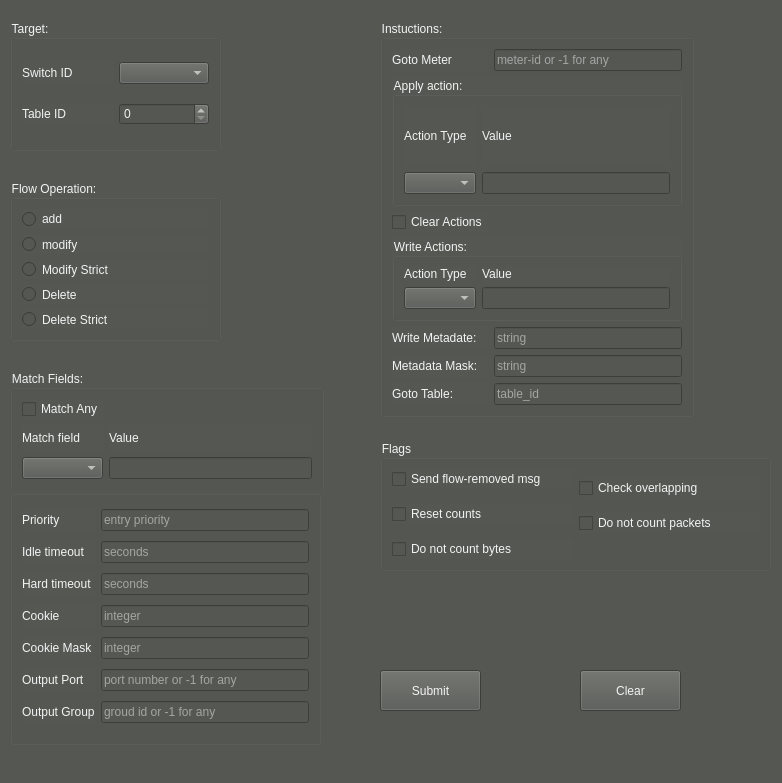
This is GUI/flow_control.ui in Gaopeng-Bai/QT_flowmanager as Qt 5 draws it before an edit. The edited form follows.
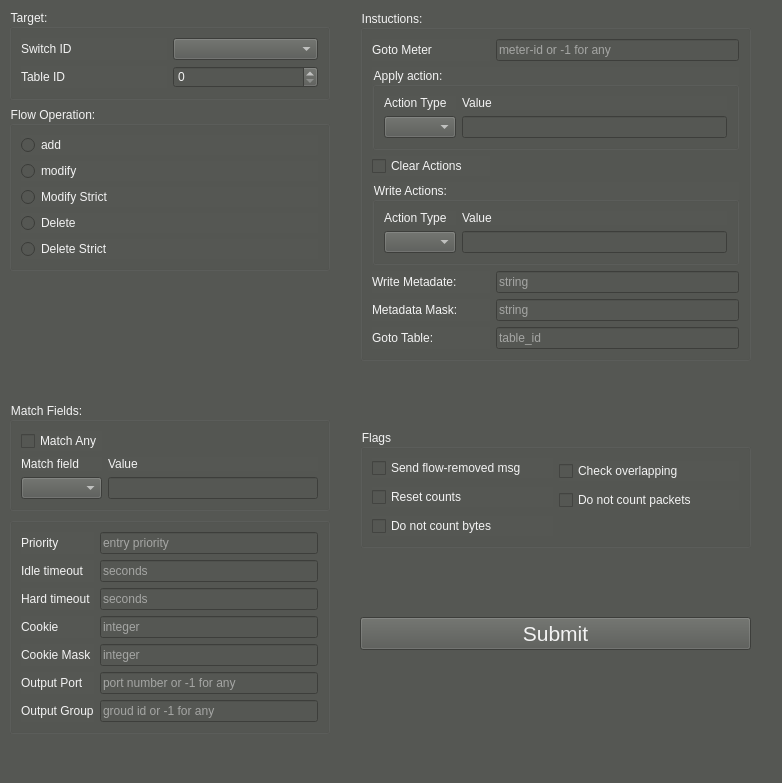
This is the edited form.

```diff
--- a/GUI/flow_control.ui
+++ b/GUI/flow_control.ui
@@ -17,15 +17,18 @@
    <string notr="true">background-color: rgb(85, 87, 83);
 color: rgb(243, 243, 243);</string>
   </property>
+  <widget class="QWidget" name="layoutWidget">
+   <property name="geometry">
+    <rect>
+     <x>9</x>
+     <y>9</y>
+     <width>321</width>
+     <height>725</height>
+    </rect>
+   </property>
+   <layout class="QVBoxLayout" name="verticalLayout">
+    <item>
   <widget class="QGroupBox" name="groupBox">
-   <property name="geometry">
-    <rect>
-     <x>10</x>
-     <y>20</y>
-     <width>211</width>
-     <height>131</height>
-    </rect>
-   </property>
    <property name="title">
     <string>Target:</string>
    </property>
@@ -52,19 +55,13 @@
     </item>
    </layout>
   </widget>
+    </item>
+    <item>
   <widget class="QGroupBox" name="groupBox_2">
-   <property name="geometry">
-    <rect>
-     <x>10</x>
-     <y>180</y>
-     <width>211</width>
-     <height>161</height>
-    </rect>
-   </property>
    <property name="title">
     <string>Flow Operation:</string>
    </property>
-   <layout class="QVBoxLayout" name="verticalLayout">
+      <layout class="QVBoxLayout" name="verticalLayout_2">
     <item>
      <widget class="QRadioButton" name="add">
       <property name="text">
@@ -102,76 +99,119 @@
     </item>
    </layout>
   </widget>
+    </item>
+    <item>
+     <spacer name="verticalSpacer">
+      <property name="orientation">
+       <enum>Qt::Vertical</enum>
+      </property>
+      <property name="sizeHint" stdset="0">
+       <size>
+        <width>20</width>
+        <height>40</height>
+       </size>
+      </property>
+     </spacer>
+    </item>
+    <item>
   <widget class="QGroupBox" name="groupBox_3">
-   <property name="geometry">
-    <rect>
-     <x>10</x>
-     <y>370</y>
-     <width>314</width>
-     <height>121</height>
-    </rect>
-   </property>
    <property name="title">
     <string>Match Fields:</string>
    </property>
    <layout class="QGridLayout" name="gridLayout_2">
-    <item row="0" column="0">
+       <item row="1" column="0">
      <widget class="QCheckBox" name="match_any">
       <property name="text">
        <string>Match Any</string>
       </property>
      </widget>
     </item>
-    <item row="1" column="0">
+       <item row="2" column="0">
      <widget class="QLabel" name="label_3">
       <property name="text">
        <string>Match field</string>
       </property>
      </widget>
     </item>
-    <item row="1" column="1">
+       <item row="2" column="1">
      <widget class="QLabel" name="label_4">
       <property name="text">
        <string>Value</string>
       </property>
      </widget>
     </item>
-    <item row="2" column="1">
+       <item row="3" column="1">
      <widget class="QLineEdit" name="value_match_field"/>
     </item>
-    <item row="2" column="0">
+       <item row="3" column="0">
      <widget class="QComboBox" name="match_field"/>
     </item>
    </layout>
   </widget>
+    </item>
+    <item>
   <widget class="QGroupBox" name="groupBox_4">
-   <property name="geometry">
-    <rect>
-     <x>10</x>
-     <y>490</y>
-     <width>311</width>
-     <height>255</height>
-    </rect>
-   </property>
    <property name="title">
     <string/>
    </property>
    <layout class="QGridLayout" name="gridLayout_3">
-    <item row="0" column="0">
+       <item row="4" column="0">
+        <widget class="QLabel" name="label_8">
+         <property name="text">
+          <string>Cookie</string>
+         </property>
+        </widget>
+       </item>
+       <item row="1" column="0">
      <widget class="QLabel" name="label_5">
       <property name="text">
        <string>Priority</string>
       </property>
      </widget>
     </item>
-    <item row="1" column="0">
-     <widget class="QLabel" name="label_6">
-      <property name="text">
-       <string>Idle timeout</string>
-      </property>
-     </widget>
-    </item>
     <item row="1" column="1">
+        <widget class="QLineEdit" name="priority">
+         <property name="placeholderText">
+          <string>entry priority</string>
+         </property>
+        </widget>
+       </item>
+       <item row="7" column="0">
+        <widget class="QLabel" name="label_11">
+         <property name="text">
+          <string>Output Group</string>
+         </property>
+        </widget>
+       </item>
+       <item row="7" column="1">
+        <widget class="QLineEdit" name="output_group">
+         <property name="placeholderText">
+          <string>groud id or -1 for any</string>
+         </property>
+        </widget>
+       </item>
+       <item row="6" column="1">
+        <widget class="QLineEdit" name="output_port">
+         <property name="placeholderText">
+          <string>port number or -1 for any</string>
+         </property>
+        </widget>
+       </item>
+       <item row="3" column="1">
+        <widget class="QLineEdit" name="hard_timeout">
+         <property name="placeholderText">
+          <string>seconds</string>
+         </property>
+        </widget>
+       </item>
+       <item row="3" column="0">
+        <widget class="QLabel" name="label_7">
+         <property name="text">
+          <string>Hard timeout</string>
+         </property>
+        </widget>
+       </item>
+       <item row="2" column="1">
      <widget class="QLineEdit" name="idle_timeout">
       <property name="inputMask">
        <string notr="true"/>
@@ -181,94 +221,58 @@
       </property>
      </widget>
     </item>
-    <item row="3" column="0">
-     <widget class="QLabel" name="label_8">
-      <property name="text">
-       <string>Cookie</string>
-      </property>
-     </widget>
-    </item>
-    <item row="3" column="1">
-     <widget class="QLineEdit" name="cookie">
+       <item row="5" column="1">
+        <widget class="QLineEdit" name="cookie_mask">
       <property name="placeholderText">
        <string>integer</string>
       </property>
      </widget>
     </item>
-    <item row="4" column="0">
+       <item row="5" column="0">
      <widget class="QLabel" name="label_9">
       <property name="text">
        <string>Cookie Mask</string>
       </property>
      </widget>
     </item>
-    <item row="4" column="1">
-     <widget class="QLineEdit" name="cookie_mask">
-      <property name="placeholderText">
-       <string>integer</string>
-      </property>
-     </widget>
-    </item>
-    <item row="2" column="0">
-     <widget class="QLabel" name="label_7">
-      <property name="text">
-       <string>Hard timeout</string>
-      </property>
-     </widget>
-    </item>
-    <item row="2" column="1">
-     <widget class="QLineEdit" name="hard_timeout">
-      <property name="placeholderText">
-       <string>seconds</string>
-      </property>
-     </widget>
-    </item>
-    <item row="5" column="0">
+       <item row="6" column="0">
      <widget class="QLabel" name="label_10">
       <property name="text">
        <string>Output Port</string>
       </property>
      </widget>
     </item>
-    <item row="5" column="1">
-     <widget class="QLineEdit" name="output_port">
+       <item row="4" column="1">
+        <widget class="QLineEdit" name="cookie">
       <property name="placeholderText">
-       <string>port number or -1 for any</string>
+          <string>integer</string>
       </property>
      </widget>
     </item>
-    <item row="6" column="0">
-     <widget class="QLabel" name="label_11">
+       <item row="2" column="0">
+        <widget class="QLabel" name="label_6">
       <property name="text">
-       <string>Output Group</string>
+          <string>Idle timeout</string>
       </property>
      </widget>
     </item>
-    <item row="6" column="1">
-     <widget class="QLineEdit" name="output_group">
-      <property name="placeholderText">
-       <string>groud id or -1 for any</string>
-      </property>
+      </layout>
      </widget>
     </item>
-    <item row="0" column="1">
-     <widget class="QLineEdit" name="priority">
-      <property name="placeholderText">
-       <string>entry priority</string>
-      </property>
-     </widget>
-    </item>
    </layout>
   </widget>
+  <widget class="QWidget" name="layoutWidget">
+   <property name="geometry">
+    <rect>
+     <x>360</x>
+     <y>10</y>
+     <width>391</width>
+     <height>702</height>
+    </rect>
+   </property>
+   <layout class="QVBoxLayout" name="verticalLayout_3">
+    <item>
   <widget class="QGroupBox" name="groupBox_5">
-   <property name="geometry">
-    <rect>
-     <x>380</x>
-     <y>20</y>
-     <width>314</width>
-     <height>397</height>
-    </rect>
-   </property>
    <property name="title">
     <string>Instuctions:</string>
    </property>
@@ -396,15 +400,22 @@
     </item>
    </layout>
   </widget>
+    </item>
+    <item>
+     <spacer name="verticalSpacer_3">
+      <property name="orientation">
+       <enum>Qt::Vertical</enum>
+      </property>
+      <property name="sizeHint" stdset="0">
+       <size>
+        <width>20</width>
+        <height>40</height>
+       </size>
+      </property>
+     </spacer>
+    </item>
+    <item>
   <widget class="QGroupBox" name="groupBox_6">
-   <property name="geometry">
-    <rect>
-     <x>380</x>
-     <y>440</y>
-     <width>391</width>
-     <height>131</height>
-    </rect>
-   </property>
    <property name="title">
     <string>Flags</string>
    </property>
@@ -446,31 +457,46 @@
     </item>
    </layout>
   </widget>
+    </item>
+    <item>
+     <spacer name="verticalSpacer_2">
+      <property name="orientation">
+       <enum>Qt::Vertical</enum>
+      </property>
+      <property name="sizeHint" stdset="0">
+       <size>
+        <width>20</width>
+        <height>40</height>
+       </size>
+      </property>
+     </spacer>
+    </item>
+    <item>
   <widget class="QPushButton" name="submit">
-   <property name="geometry">
-    <rect>
-     <x>380</x>
-     <y>670</y>
-     <width>101</width>
-     <height>41</height>
-    </rect>
+      <property name="font">
+       <font>
+        <pointsize>16</pointsize>
+       </font>
    </property>
    <property name="text">
     <string>Submit</string>
    </property>
   </widget>
-  <widget class="QPushButton" name="Clear">
-   <property name="geometry">
-    <rect>
-     <x>580</x>
-     <y>670</y>
-     <width>101</width>
-     <height>41</height>
-    </rect>
-   </property>
-   <property name="text">
-    <string>Clear</string>
-   </property>
+    </item>
+    <item>
+     <spacer name="verticalSpacer_4">
+      <property name="orientation">
+       <enum>Qt::Vertical</enum>
+      </property>
+      <property name="sizeHint" stdset="0">
+       <size>
+        <width>20</width>
+        <height>40</height>
+       </size>
+      </property>
+     </spacer>
+    </item>
+   </layout>
   </widget>
  </widget>
  <resources/>
```
Lines whose indentation alone changed are shown as unchanged.
